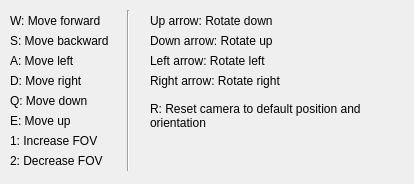
Qt form _Code/PoissonSampler/forms/cameracontrolshelp.ui (hanbollar/Poisson-Disk-Sampler) before a commit.
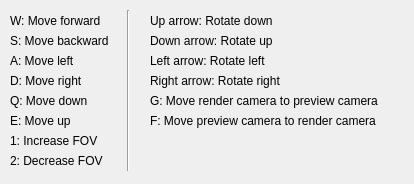
The same form after that commit.

The edit to the form file:
```diff
--- a/_Code/PoissonSampler/forms/cameracontrolshelp.ui
+++ b/_Code/PoissonSampler/forms/cameracontrolshelp.ui
@@ -173,6 +173,38 @@
     <set>Qt::AlignLeading|Qt::AlignLeft|Qt::AlignVCenter</set>
    </property>
   </widget>
+  <widget class="QLabel" name="label_11">
+   <property name="geometry">
+    <rect>
+     <x>150</x>
+     <y>90</y>
+     <width>251</width>
+     <height>21</height>
+    </rect>
+   </property>
+   <property name="text">
+    <string>G: Move render camera to preview camera</string>
+   </property>
+   <property name="alignment">
+    <set>Qt::AlignLeading|Qt::AlignLeft|Qt::AlignVCenter</set>
+   </property>
+  </widget>
+  <widget class="QLabel" name="label_12">
+   <property name="geometry">
+    <rect>
+     <x>150</x>
+     <y>110</y>
+     <width>251</width>
+     <height>21</height>
+    </rect>
+   </property>
+   <property name="text">
+    <string>F: Move preview camera to render camera</string>
+   </property>
+   <property name="alignment">
+    <set>Qt::AlignLeading|Qt::AlignLeft|Qt::AlignVCenter</set>
+   </property>
+  </widget>
   <widget class="QLabel" name="label_13">
    <property name="geometry">
     <rect>
@@ -218,25 +250,6 @@
     <enum>Qt::Vertical</enum>
    </property>
   </widget>
-  <widget class="QLabel" name="label_11">
-   <property name="geometry">
-    <rect>
-     <x>150</x>
-     <y>100</y>
-     <width>251</width>
-     <height>31</height>
-    </rect>
-   </property>
-   <property name="text">
-    <string>R: Reset camera to default position and orientation</string>
-   </property>
-   <property name="alignment">
-    <set>Qt::AlignLeading|Qt::AlignLeft|Qt::AlignVCenter</set>
-   </property>
-   <property name="wordWrap">
-    <bool>true</bool>
-   </property>
-  </widget>
  </widget>
  <resources/>
  <connections/>
```
